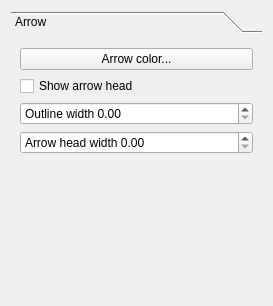
Above: qgis/src/ui/qgscomposerarrowwidgetbase.ui from sourcepole/qgis before the change. Below: the same form after it.
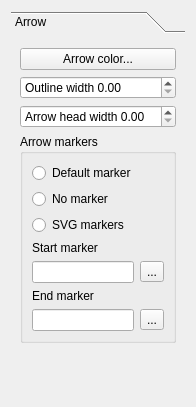
That is the form after the change.

Commit message: Possitility to set start and end arrow marker from svg files

What changed in the file:
```diff
--- a/qgis/src/ui/qgscomposerarrowwidgetbase.ui
+++ b/qgis/src/ui/qgscomposerarrowwidgetbase.ui
@@ -6,14 +6,14 @@
    <rect>
     <x>0</x>
     <y>0</y>
-    <width>273</width>
-    <height>306</height>
+    <width>196</width>
+    <height>407</height>
    </rect>
   </property>
   <property name="windowTitle">
    <string>Form</string>
   </property>
-  <layout class="QGridLayout" name="gridLayout_2">
+  <layout class="QGridLayout" name="gridLayout_3">
    <item row="0" column="0">
     <widget class="QToolBox" name="toolBox">
      <property name="currentIndex">
@@ -24,14 +24,14 @@
        <rect>
         <x>0</x>
         <y>0</y>
-        <width>255</width>
-        <height>256</height>
+        <width>178</width>
+        <height>363</height>
        </rect>
       </property>
       <attribute name="label">
        <string>Arrow</string>
       </attribute>
-      <layout class="QGridLayout" name="gridLayout">
+      <layout class="QGridLayout" name="gridLayout_2">
        <item row="0" column="0">
         <widget class="QPushButton" name="mArrowColorButton">
          <property name="text">
@@ -40,26 +40,83 @@
         </widget>
        </item>
        <item row="1" column="0">
-        <widget class="QCheckBox" name="mShowArrowHeadCheckBox">
-         <property name="text">
-          <string>Show arrow head</string>
-         </property>
-        </widget>
-       </item>
-       <item row="2" column="0">
         <widget class="QDoubleSpinBox" name="mOutlineWidthSpinBox">
          <property name="prefix">
           <string>Outline width </string>
          </property>
         </widget>
        </item>
-       <item row="3" column="0">
+       <item row="2" column="0">
         <widget class="QDoubleSpinBox" name="mArrowHeadWidthSpinBox">
          <property name="prefix">
           <string>Arrow head width </string>
          </property>
         </widget>
        </item>
+       <item row="3" column="0">
+        <widget class="QGroupBox" name="mArrowMarkersGroupBox">
+         <property name="title">
+          <string>Arrow markers</string>
+         </property>
+         <layout class="QGridLayout" name="gridLayout">
+          <item row="0" column="0" colspan="2">
+           <widget class="QRadioButton" name="mDefaultMarkerRadioButton">
+            <property name="text">
+             <string>Default marker</string>
+            </property>
+           </widget>
+          </item>
+          <item row="1" column="0">
+           <widget class="QRadioButton" name="mNoMarkerRadioButton">
+            <property name="text">
+             <string>No marker</string>
+            </property>
+           </widget>
+          </item>
+          <item row="2" column="0" colspan="2">
+           <widget class="QRadioButton" name="mSvgMarkerRadioButton">
+            <property name="text">
+             <string>SVG markers</string>
+            </property>
+           </widget>
+          </item>
+          <item row="3" column="0">
+           <widget class="QLabel" name="mStartMarkerLabel">
+            <property name="text">
+             <string>Start marker</string>
+            </property>
+           </widget>
+          </item>
+          <item row="4" column="0">
+           <widget class="QLineEdit" name="mStartMarkerLineEdit"/>
+          </item>
+          <item row="4" column="1">
+           <widget class="QToolButton" name="mStartMarkerToolButton">
+            <property name="text">
+             <string>...</string>
+            </property>
+           </widget>
+          </item>
+          <item row="5" column="0">
+           <widget class="QLabel" name="mEndMarkerLabel">
+            <property name="text">
+             <string>End marker</string>
+            </property>
+           </widget>
+          </item>
+          <item row="6" column="0">
+           <widget class="QLineEdit" name="mEndMarkerLineEdit"/>
+          </item>
+          <item row="6" column="1">
+           <widget class="QToolButton" name="mEndMarkerToolButton">
+            <property name="text">
+             <string>...</string>
+            </property>
+           </widget>
+          </item>
+         </layout>
+        </widget>
+       </item>
        <item row="4" column="0">
         <spacer name="verticalSpacer">
          <property name="orientation">
@@ -68,7 +125,7 @@
          <property name="sizeHint" stdset="0">
           <size>
            <width>20</width>
-           <height>40</height>
+           <height>62</height>
           </size>
          </property>
         </spacer>
```
The commit also changes 4 other files.
